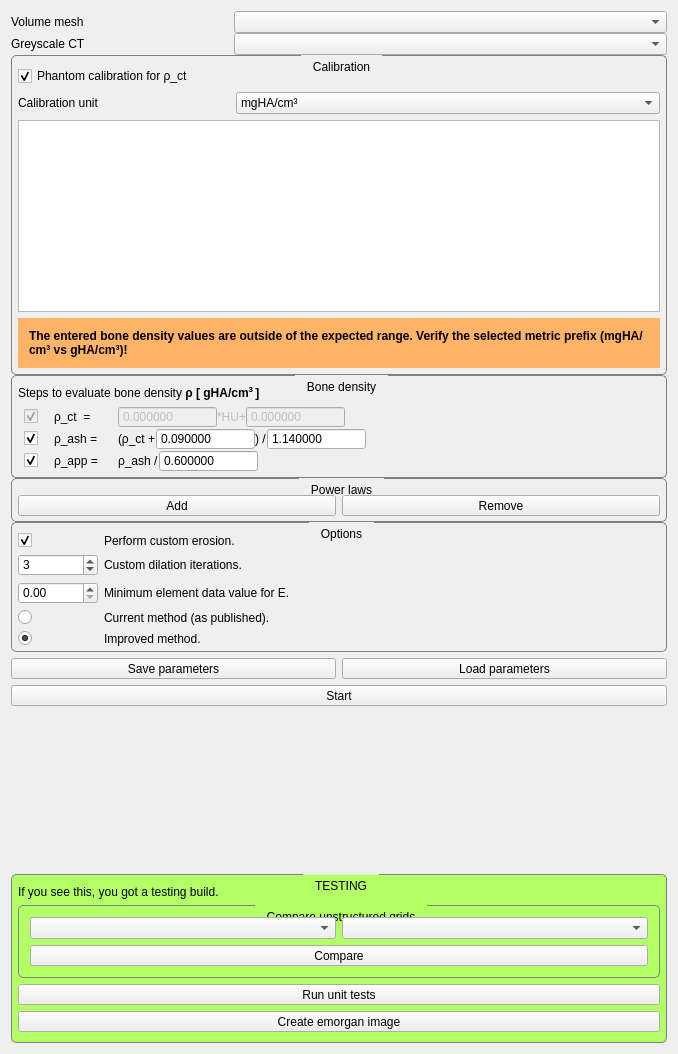
The window that Plugins/ch.zhaw.materialmapping/src/internal/MaterialMappingViewControls.ui (modenaxe/mitk-gem) describes before a commit, drawn with Qt 5.
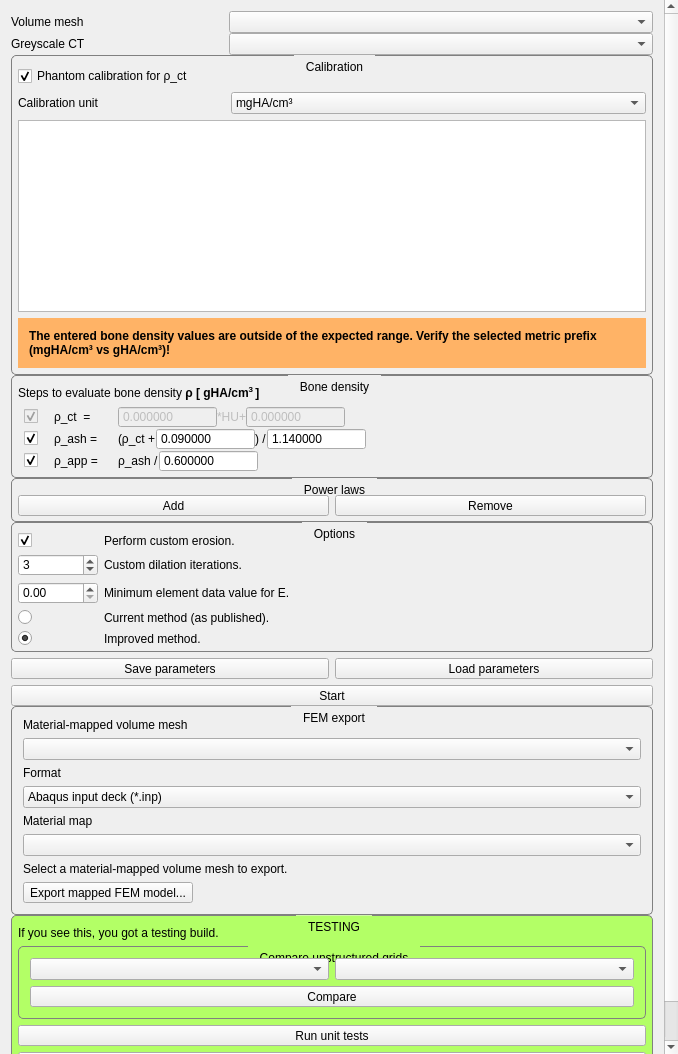
The same window after the commit. Custom widgets are drawn as their Qt base class.

Commit message: fix: restore segmentation and expose FEM export

Patch:
```diff
--- a/Plugins/ch.zhaw.materialmapping/src/internal/MaterialMappingViewControls.ui
+++ b/Plugins/ch.zhaw.materialmapping/src/internal/MaterialMappingViewControls.ui
@@ -1328,7 +1328,7 @@
           </layout>
          </item>
          <item>
-          <widget class="QToolButton" name="startButton">
+         <widget class="QToolButton" name="startButton">
            <property name="sizePolicy">
             <sizepolicy hsizetype="Expanding" vsizetype="Fixed">
              <horstretch>0</horstretch>
@@ -1340,6 +1340,78 @@
            </property>
           </widget>
          </item>
+         <item>
+          <widget class="QGroupBox" name="femExportGroup">
+           <property name="title">
+            <string>FEM export</string>
+           </property>
+           <layout class="QVBoxLayout" name="femExportLayout">
+            <item>
+             <widget class="QLabel" name="exportMeshLabel">
+              <property name="text">
+               <string>Material-mapped volume mesh</string>
+              </property>
+             </widget>
+            </item>
+            <item>
+             <widget class="QmitkDataStorageComboBox" name="exportMeshComboBox"/>
+            </item>
+            <item>
+             <widget class="QLabel" name="exportFormatLabel">
+              <property name="text">
+               <string>Format</string>
+              </property>
+             </widget>
+            </item>
+            <item>
+             <widget class="QComboBox" name="exportFormatComboBox">
+              <item>
+               <property name="text">
+                <string>Abaqus input deck (*.inp)</string>
+               </property>
+              </item>
+              <item>
+               <property name="text">
+                <string>ANSYS Mechanical APDL (*.cdb)</string>
+               </property>
+              </item>
+              <item>
+               <property name="text">
+                <string>FEBio model (*.feb)</string>
+               </property>
+              </item>
+             </widget>
+            </item>
+            <item>
+             <widget class="QLabel" name="exportMaterialMethodLabel">
+              <property name="text">
+               <string>Material map</string>
+              </property>
+             </widget>
+            </item>
+            <item>
+             <widget class="QComboBox" name="exportMaterialMethodComboBox"/>
+            </item>
+            <item>
+             <widget class="QLabel" name="exportStatusLabel">
+              <property name="wordWrap">
+               <bool>true</bool>
+              </property>
+              <property name="text">
+               <string>Select a material-mapped volume mesh to export.</string>
+              </property>
+             </widget>
+            </item>
+            <item>
+             <widget class="QToolButton" name="exportFemButton">
+              <property name="text">
+               <string>Export mapped FEM model...</string>
+              </property>
+             </widget>
+            </item>
+           </layout>
+          </widget>
+         </item>
          <item>
           <spacer name="verticalSpacer">
            <property name="orientation">
```
The commit also changes 5 other files.
